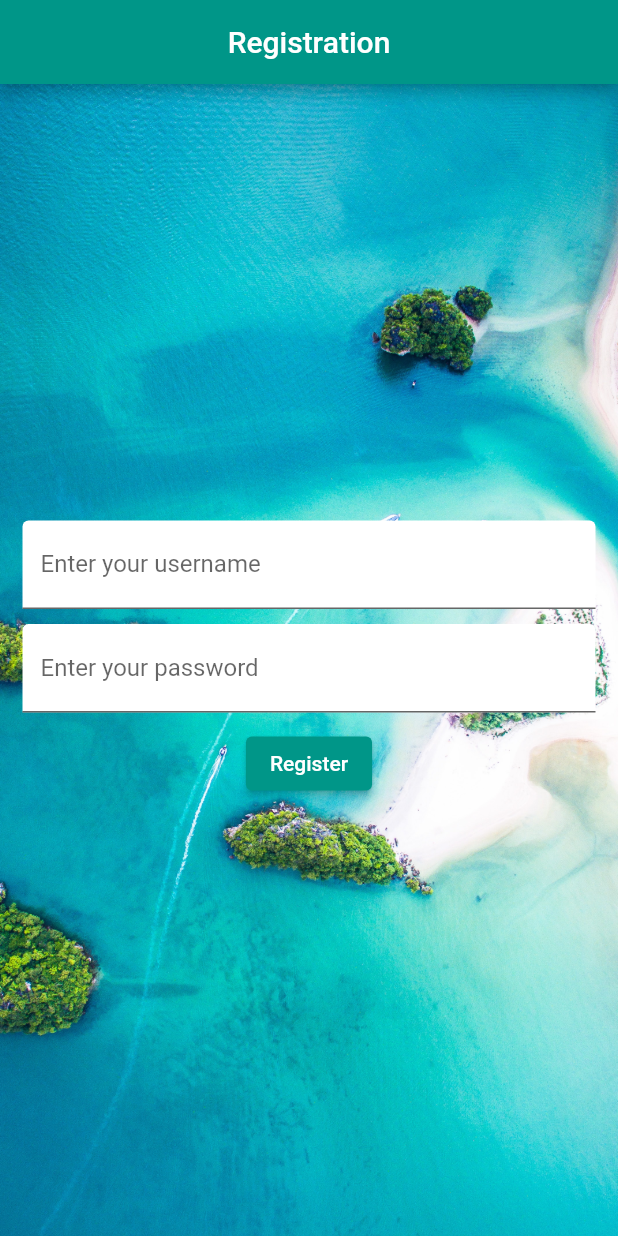
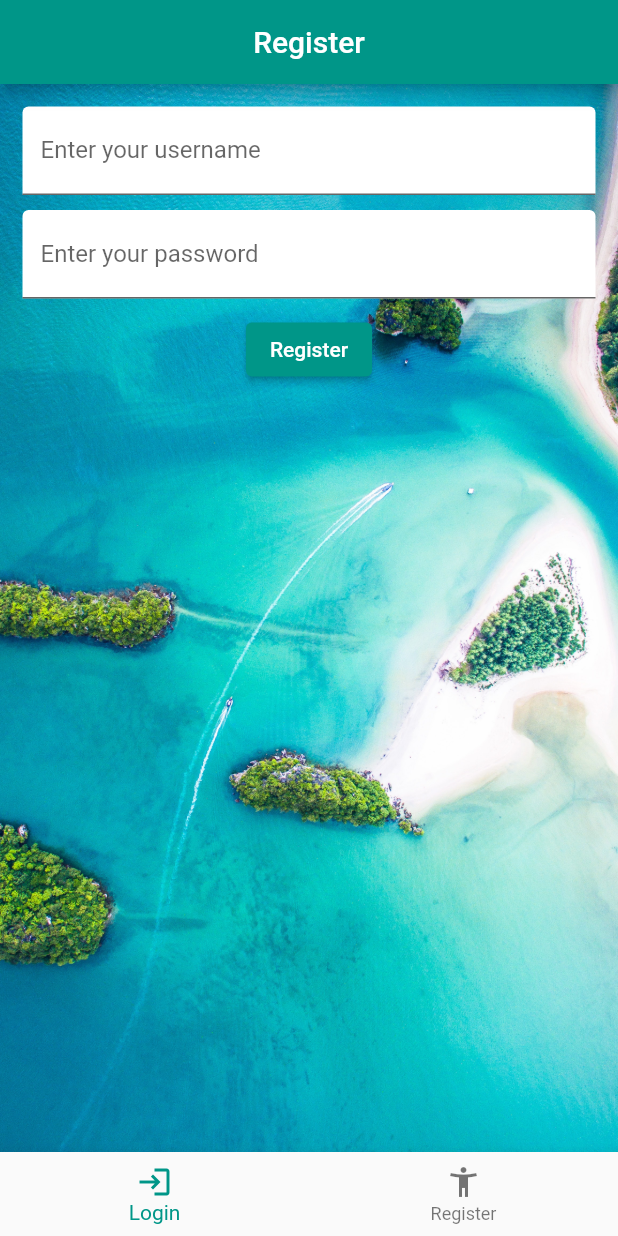
Before and after one commit to AlexBanu77/EveryDay, a Flutter app: the RegisterScreen screen opened directly, on a phone screen of 412 x 824 dp. Run offline on Flutter 3.47's test engine with Material 2 defaults, Android fonts, the light colour scheme and no system bars.

Commit message:
ADD: Login and Register base Functionality

```diff
--- a/project/lib/main.dart
+++ b/project/lib/main.dart
@@ -1,6 +1,7 @@
 import 'package:flutter/material.dart';
 import 'package:hello_world/shared/events_screen.dart';
 import 'package:hello_world/shared/login_screen.dart';
+import 'package:hello_world/shared/register_screen.dart';
 void main() {
   runApp(const GlobeApp());
 }
@@ -15,10 +16,10 @@ class GlobeApp extends StatelessWidget {
         routes: {
           '/login': (context) => const LoginScreen(),
           '/events': (context) => const DisplayEvents(),
-          // '/': (context) => HomePage(),
+          '/register': (context) => const RegisterScreen(),
         },
         // initialRoute: '/events',
-        initialRoute: '/events',
+        initialRoute: '/login',
 
         // home: IntroScreen()
     );
--- a/project/lib/shared/events_screen.dart
+++ b/project/lib/shared/events_screen.dart
@@ -48,6 +48,7 @@ class _DisplayEventsState extends State<DisplayEvents> {
           title: Text('Display Events'),
           elevation: 0.0,
           backgroundColor: Colors.indigo[700],
+          automaticallyImplyLeading: false,
         ),
         body: FutureBuilder(
           future: getAll(),
--- a/project/lib/shared/register_screen.dart
+++ b/project/lib/shared/register_screen.dart
@@ -1,37 +1,47 @@
 import 'dart:convert';
 
 import 'package:flutter/material.dart';
+import 'package:hello_world/shared/menu_bottom.dart';
+import 'package:hello_world/shared/menu_drawer.dart';
 import 'package:http/http.dart' as http;
+import 'login_menu_bottom.dart';
+
 
 var client = http.Client();
 
 Future<bool> registerUser(username, password) async {
   var response = await client.post(
-    'http://192.168.2.105:5001/users/',
-    body: {
+      'http://192.168.172.24:5001/users/register', body:
+  {
     "username": username,
     "password": password
-    }
-  );
+  });
   var decodedData = jsonDecode(response.body);
   return decodedData;
 }
 
 class RegisterScreen extends StatefulWidget {
-  const RegisterScreen({Key? key}) : super(key: key);
+  const RegisterScreen({super.key});
 
   @override
-  State<RegisterScreen> createState() => _RegisterScreenState();
+  State<RegisterScreen> createState() => _MyCustomFormState();
 }
 
-class _RegisterScreenState extends State<RegisterScreen> {
+class _MyCustomFormState extends State<RegisterScreen> {
+  // Create a text controller. Later, use it to retrieve the
+  // current value of the TextField.
   final userController = TextEditingController();
   final passwordController = TextEditingController();
 
-  final _formKey = GlobalKey<FormState>();
+  @override
+  void initState() {
+    super.initState();
+  }
 
   @override
   void dispose() {
+    // Clean up the controller when the widget is removed from the
+    // widget tree.
     userController.dispose();
     passwordController.dispose();
     client.close();
@@ -41,74 +51,53 @@ class _RegisterScreenState extends State<RegisterScreen> {
   @override
   Widget build(BuildContext context) {
     return Scaffold(
-      appBar: AppBar(title: const Center(child: Text('Registration')), automaticallyImplyLeading: false),
+      appBar: AppBar(title: Center(child: Text('Register')), automaticallyImplyLeading: false),
+      bottomNavigationBar: LoginMenuBottom(),
       body: Container(
         decoration: const BoxDecoration(
             image: DecorationImage(
               image: AssetImage('assets/background_image.jpg'),
               fit: BoxFit.cover,
-          ),
-        ),
-        child: Form(
-          key: _formKey,
+            )),
         child: Center(
           child: Container(
-              padding: const EdgeInsets.all(15),
+              padding: EdgeInsets.all(15),
               child: Column(
-                mainAxisAlignment: MainAxisAlignment.center,
                   children: <Widget>[
-                  TextFormField(
+                    TextField(
                       controller: userController,
                       decoration: const InputDecoration(
                           border: UnderlineInputBorder(),
                           labelText: 'Enter your username',
                           fillColor: Colors.white,
-                      filled: true,
+                          filled: true
                       ),
                       style: const TextStyle(color: Colors.black),
-                    validator: (value) {
-                      if (value?.isEmpty ?? true) {
-                        return 'Please enter your username';
-                      }
-                      return null;
-                    },
                     ),
                     const SizedBox(height: 10),
-                  TextFormField(
+                    TextField(
                       controller: passwordController,
                       decoration: const InputDecoration(
                           border: UnderlineInputBorder(),
                           labelText: 'Enter your password',
                           fillColor: Colors.white,
-                      filled: true,
+                          filled: true
                       ),
                       style: const TextStyle(color: Colors.black),
-                    obscureText: true,
-                    validator: (value) {
-                      if (value?.isEmpty ?? true) {
-                        return 'Please enter your password';
-                      }
-                      return null;
-                    },
                     ),
                     const SizedBox(height: 10),
                     ElevatedButton(
                       onPressed: () async {
-                      if (_formKey.currentState?.validate() == true) {
-                        var result = await registerUser(userController.text, passwordController.text);
-                        if (result) {
-                          ScaffoldMessenger.of(context).showSnackBar(const SnackBar(content: Text('Registration successful')));
-                          Navigator.pop(context);
-                        } else {
-                          ScaffoldMessenger.of(context).showSnackBar(const SnackBar(content: Text('Registration failed')));
+                        // Respond to button press
+                        if(await registerUser(userController.text, passwordController.text)){
+                          Navigator.pushNamed(context, '/events');
                         }
-                      }
+
                       },
                       child: const Text('Register'),
-                  ),
-                ],
-              ),
-            ),
+                    )
+                  ]
+              )
           ),
         ),
       ),
```
Also changed, not shown: project/lib/shared/forgot_password_screen.dart (deleted, +0 -98 lines), project/lib/shared/image_screen.dart (deleted, +0 -59 lines), project/lib/shared/login_screen.dart (+6 -4 lines), project/lib/shared/login_menu_bottom.dart (renamed from project/lib/shared/login_menu_button.dart). Lines whose indentation alone changed are shown as unchanged.
